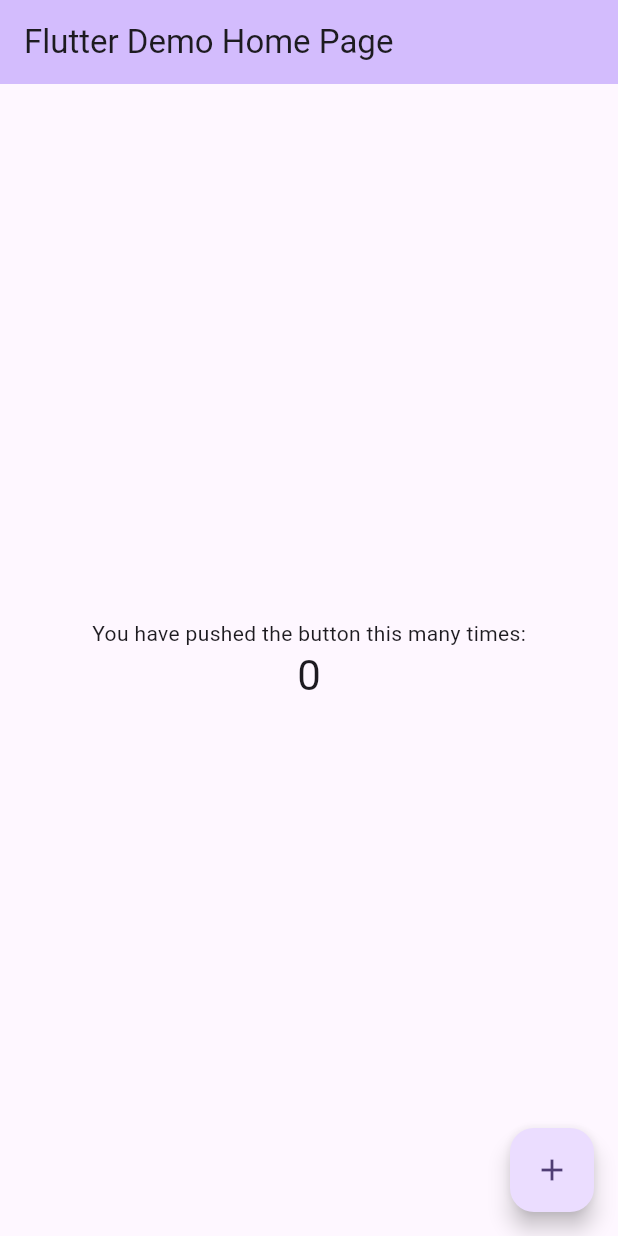
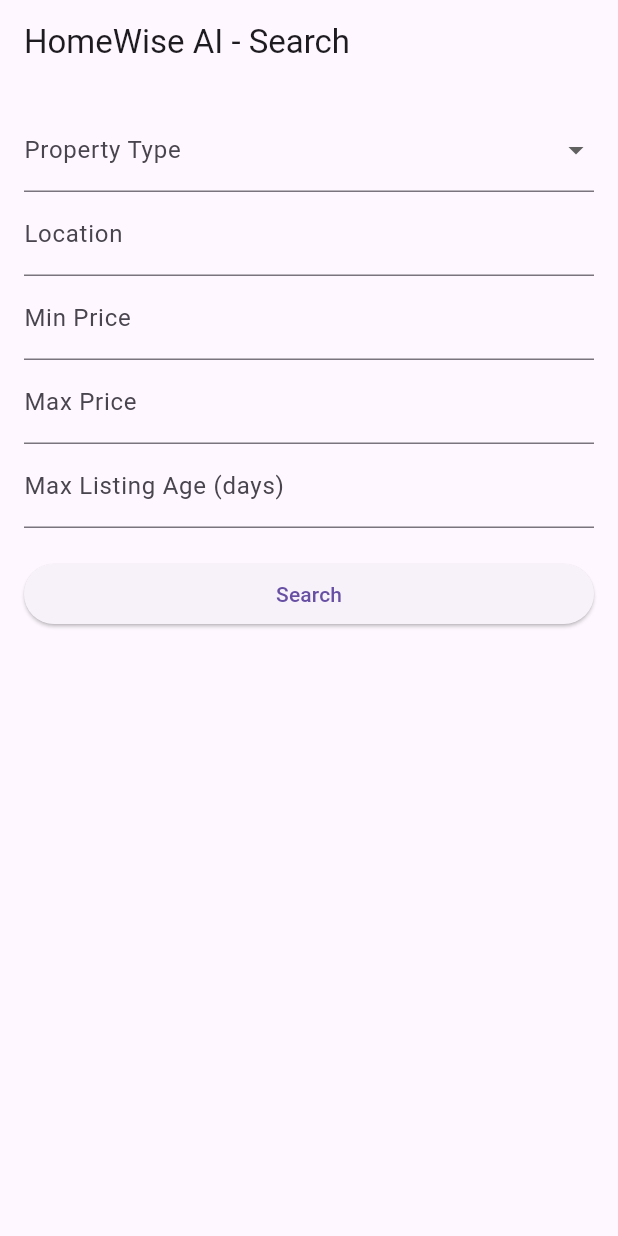
Before and after one commit to could-ai/019a5373-086a-7def-b685-2ac33086ba2f, a Flutter app: the screen it shows after launch, on a phone screen of 412 x 824 dp. Run offline on Flutter 3.47's test engine with Material 3 defaults, Android fonts, the phone set to English and light mode, and no system bars; our stand-ins replace flutter_dotenv.

Commit message:
Replaced the template MyApp with HomeWiseAIApp and set up named routes for the search screen, listing screen, and property detail screen. Integrated flutter_dotenv for environment variables and ensured '/' is registered for web routing safety.; Created Property and AiValuation models to represent fetched listings and AI analysis results, including necessary fields for UI and evaluation.; Added an ApiService with stub methods for fetching properties and evaluating them with AI. These stubs simulate network delay and return mock data, with TODO placeholders for Facebook Marketplace API and AI integration.; Created SearchScreen with form fields for property type, location, price range, and listing age. On search submission, navigates to '/listings' with filter arguments.; Built ListingScreen which retrieves filter arguments from navigation, calls ApiService.fetchProperties, and displays each property in a card. Tapping a listing navigates to the detail view.; Established PropertyDetailScreen that accepts a Property argument, fetches AI valuation, and displays estimated value, ROI, recommendation, and confidence. Uses ApiService.evaluateProperty stub.; Updated pubspec.yaml to rename project to homewise_ai and added necessary dependencies: flutter_dotenv for env variables, http for network requests (future Facebook API integration). Removed default template comments.; Expanded README with app overview, folder structure, setup instructions, sample .env variables, and next steps for Facebook API and AI integration.

```diff
--- a/usr/lib/main.dart
+++ b/usr/lib/main.dart
@@ -1,120 +1,32 @@
 import 'package:flutter/material.dart';
+import 'package:flutter_dotenv/flutter_dotenv.dart';
+import 'screens/search_screen.dart';
+import 'screens/listing_screen.dart';
+import 'screens/property_detail_screen.dart';
 
-void main() {
-  runApp(const MyApp());
+void main() async {
+  WidgetsFlutterBinding.ensureInitialized();
+  await dotenv.load(fileName: ".env");
+  runApp(const HomeWiseAIApp());
 }
 
-class MyApp extends StatelessWidget {
-  const MyApp({super.key});
+class HomeWiseAIApp extends StatelessWidget {
+  const HomeWiseAIApp({Key? key}) : super(key: key);
 
-  // This widget is the root of your application.
   @override
   Widget build(BuildContext context) {
     return MaterialApp(
-      title: 'Flutter Demo',
+      title: 'HomeWise AI',
       debugShowCheckedModeBanner: false,
       theme: ThemeData(
-        // This is the theme of your application.
-        //
-        // TRY THIS: Try running your application with "flutter run". You'll see
-        // the application has a purple toolbar. Then, without quitting the app,
-        // try changing the seedColor in the colorScheme below to Colors.green
-        // and then invoke "hot reload" (save your changes or press the "hot
-        // reload" button in a Flutter-supported IDE, or press "r" if you used
-        // the command line to start the app).
-        //
-        // Notice that the counter didn't reset back to zero; the application
-        // state is not lost during the reload. To reset the state, use hot
-        // restart instead.
-        //
-        // This works for code too, not just values: Most code changes can be
-        // tested with just a hot reload.
-        colorScheme: ColorScheme.fromSeed(seedColor: Colors.deepPurple),
+        primarySwatch: Colors.blue,
       ),
-      home: const MyHomePage(title: 'Flutter Demo Home Page'),
+      initialRoute: '/',
+      routes: {
+        '/': (context) => const SearchScreen(),
+        '/listings': (context) => const ListingScreen(),
+        '/details': (context) => const PropertyDetailScreen(),
+      },
     );
   }
 }
-
-class MyHomePage extends StatefulWidget {
-  const MyHomePage({super.key, required this.title});
-
-  // This widget is the home page of your application. It is stateful, meaning
-  // that it has a State object (defined below) that contains fields that affect
-  // how it looks.
-
-  // This class is the configuration for the state. It holds the values (in this
-  // case the title) provided by the parent (in this case the App widget) and
-  // used by the build method of the State. Fields in a Widget subclass are
-  // always marked "final".
-
-  final String title;
-
-  @override
-  State<MyHomePage> createState() => _MyHomePageState();
-}
-
-class _MyHomePageState extends State<MyHomePage> {
-  int _counter = 0;
-
-  void _incrementCounter() {
-    setState(() {
-      // This call to setState tells the Flutter framework that something has
-      // changed in this State, which causes it to rerun the build method below
-      // so that the display can reflect the updated values. If we changed
-      // _counter without calling setState(), then the build method would not be
-      // called again, and so nothing would appear to happen.
-      _counter++;
-    });
-  }
-
-  @override
-  Widget build(BuildContext context) {
-    // This method is rerun every time setState is called, for instance as done
-    // by the _incrementCounter method above.
-    //
-    // The Flutter framework has been optimized to make rerunning build methods
-    // fast, so that you can just rebuild anything that needs updating rather
-    // than having to individually change instances of widgets.
-    return Scaffold(
-      appBar: AppBar(
-        // TRY THIS: Try changing the color here to a specific color (to
-        // Colors.amber, perhaps?) and trigger a hot reload to see the AppBar
-        // change color while the other colors stay the same.
-        backgroundColor: Theme.of(context).colorScheme.inversePrimary,
-        // Here we take the value from the MyHomePage object that was created by
-        // the App.build method, and use it to set our appbar title.
-        title: Text(widget.title),
-      ),
-      body: Center(
-        // Center is a layout widget. It takes a single child and positions it
-        // in the middle of the parent.
-        child: Column(
-          // Column is also a layout widget. It takes a list of children and
-          // arranges them vertically. By default, it sizes itself to fit its
-          // children horizontally, and tries to be as tall as its parent.
-          //
-          // Column has various properties to control how it sizes itself and
-          // how it positions its children. Here we use mainAxisAlignment to
-          // center the children vertically; the main axis here is the vertical
-          // axis because Columns are vertical (the cross axis would be
-          // horizontal).
-          //
-          // TRY THIS: Invoke "debug painting" (choose the "Toggle Debug Paint"
-          // action in the IDE, or press "p" in the console), to see the
-          // wireframe for each widget.
-          mainAxisAlignment: MainAxisAlignment.center,
-          children: <Widget>[
-            const Text('You have pushed the button this many times:'),
-            Text('$_counter', style: Theme.of(context).textTheme.headlineMedium),
-          ],
-        ),
-      ),
-      floatingActionButton: FloatingActionButton(
-        onPressed: _incrementCounter,
-        tooltip: 'Increment',
-        child: const Icon(Icons.add),
-      ), // This trailing comma makes auto-formatting nicer for build methods.
-    );
-  }
-}
--- /dev/null
+++ b/usr/lib/models/property.dart
@@ -0,0 +1,35 @@
+class Property {
+  final String id;
+  final String title;
+  final String imageUrl;
+  final double price;
+  final String location;
+  final double area;
+  final String type;
+  final DateTime postedDate;
+
+  Property({
+    required this.id,
+    required this.title,
+    required this.imageUrl,
+    required this.price,
+    required this.location,
+    required this.area,
+    required this.type,
+    required this.postedDate,
+  });
+}
+
+class AiValuation {
+  final double estimatedValue;
+  final double roi;
+  final String recommendation;
+  final double confidence;
+
+  AiValuation({
+    required this.estimatedValue,
+    required this.roi,
+    required this.recommendation,
+    required this.confidence,
+  });
+}
--- /dev/null
+++ b/usr/lib/screens/search_screen.dart
@@ -0,0 +1,77 @@
+import 'package:flutter/material.dart';
+
+class SearchScreen extends StatefulWidget {
+  const SearchScreen({Key? key}) : super(key: key);
+
+  @override
+  State<SearchScreen> createState() => _SearchScreenState();
+}
+
+class _SearchScreenState extends State<SearchScreen> {
+  final _formKey = GlobalKey<FormState>();
+  String? _type;
+  String? _location;
+  double? _minPrice;
+  double? _maxPrice;
+  int? _maxAge;
+
+  @override
+  Widget build(BuildContext context) {
+    return Scaffold(
+      appBar: AppBar(title: const Text('HomeWise AI - Search')),
+      body: Padding(
+        padding: const EdgeInsets.all(16.0),
+        child: Form(
+          key: _formKey,
+          child: ListView(
+            children: [
+              DropdownButtonFormField<String>(
+                decoration: const InputDecoration(labelText: 'Property Type'),
+                items: ['Apartment', 'Villa', 'Studio', 'House']
+                    .map((type) => DropdownMenuItem(value: type, child: Text(type)))
+                    .toList(),
+                onChanged: (val) => setState(() => _type = val),
+              ),
+              TextFormField(
+                decoration: const InputDecoration(labelText: 'Location'),
+                onChanged: (val) => _location = val,
+              ),
+              TextFormField(
+                decoration: const InputDecoration(labelText: 'Min Price'),
+                keyboardType: TextInputType.number,
+                onChanged: (val) => _minPrice = double.tryParse(val),
+              ),
+              TextFormField(
+                decoration: const InputDecoration(labelText: 'Max Price'),
+                keyboardType: TextInputType.number,
+                onChanged: (val) => _maxPrice = double.tryParse(val),
+              ),
+              TextFormField(
+                decoration: const InputDecoration(labelText: 'Max Listing Age (days)'),
+                keyboardType: TextInputType.number,
+                onChanged: (val) => _maxAge = int.tryParse(val),
+              ),
+              const SizedBox(height: 20),
+              ElevatedButton(
+                child: const Text('Search'),
+                onPressed: () {
+                  Navigator.pushNamed(
+                    context,
+                    '/listings',
+                    arguments: {
+                      'type': _type,
+                      'location': _location,
+                      'minPrice': _minPrice,
+                      'maxPrice': _maxPrice,
+                      'maxAge': _maxAge,
+                    },
+                  );
+                },
+              )
+            ],
+          ),
+        ),
+      ),
+    );
+  }
+}
--- /dev/null
+++ b/usr/lib/services/api_service.dart
@@ -0,0 +1,52 @@
+import 'dart:async';
+import '../models/property.dart';
+
+class ApiService {
+  /// Stub method to fetch properties using filters
+  static Future<List<Property>> fetchProperties({
+    String? type,
+    String? location,
+    double? minPrice,
+    double? maxPrice,
+    int? maxAgeDays,
+  }) async {
+    // TODO: integrate Facebook Marketplace Graph API or scraping layer
+    await Future.delayed(const Duration(seconds: 1));
+    // Return mock properties
+    return List.generate(5, (index) {
+      return Property(
+        id: 'prop_$index',
+        title: '${type ?? 'Apartment'} in ${location ?? 'City'} #$index',
+        imageUrl: 'https://via.placeholder.com/150',
+        price: (100000 + index * 5000).toDouble(),
+        location: location ?? 'Unknown',
+        area: (800 + index * 50).toDouble(),
+        type: type ?? 'Apartment',
+        postedDate: DateTime.now().subtract(Duration(days: index * 2)),
+      );
+    });
+  }
+
+  /// Stub method to evaluate a property with AI
+  static Future<AiValuation> evaluateProperty(Property property) async {
+    // TODO: call Google Gemini / OpenAI GPT with property details
+    await Future.delayed(const Duration(seconds: 1));
+    // Return mock AI valuation
+    double estimated = property.price * 1.1;
+    double roi = ((estimated - property.price) / property.price) * 100;
+    String recommendation;
+    if (roi > 10) {
+      recommendation = 'Strong Buy';
+    } else if (roi > 5) {
+      recommendation = 'Hold';
+    } else {
+      recommendation = 'Pass';
+    }
+    return AiValuation(
+      estimatedValue: estimated,
+      roi: roi,
+      recommendation: recommendation,
+      confidence: 0.85,
+    );
+  }
+}
```
Also changed, not shown: usr/lib/screens/listing_screen.dart (added, +62 -0 lines), usr/lib/screens/property_detail_screen.dart (added, +63 -0 lines), usr/pubspec.yaml (+7 -77 lines), 1 other file.
